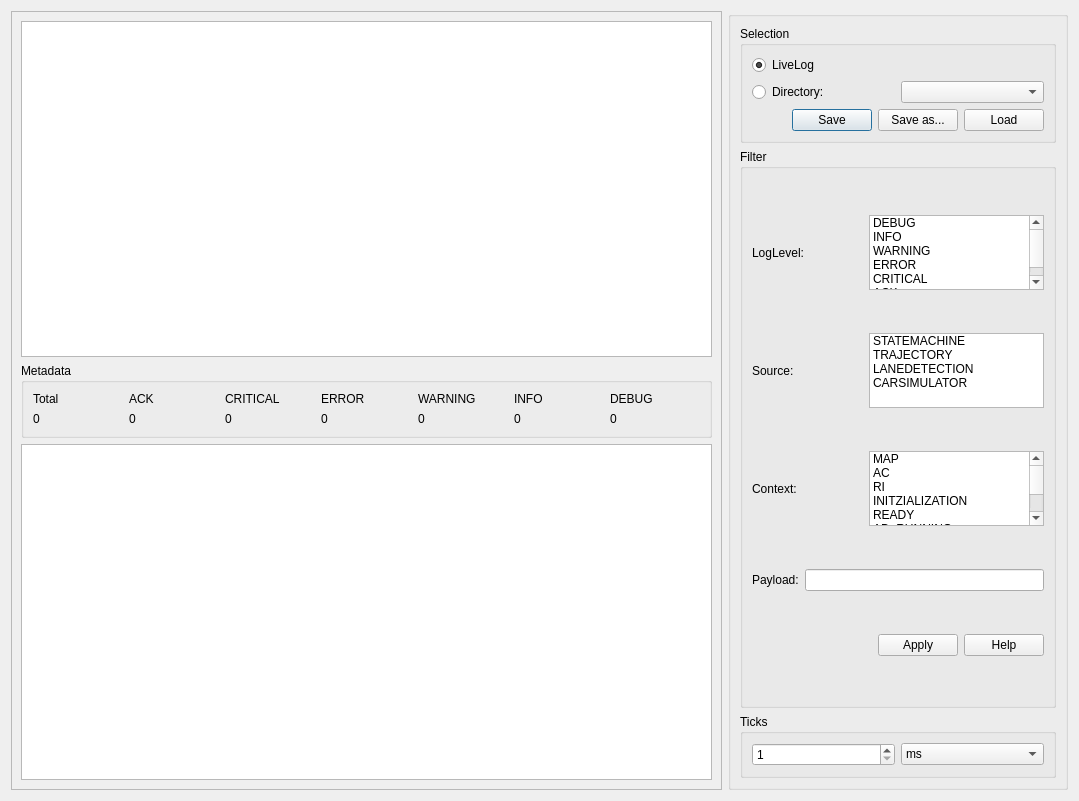
Old version of the form src/dialog_log_analyzer.ui in the repository melegiul/adtf-remote.
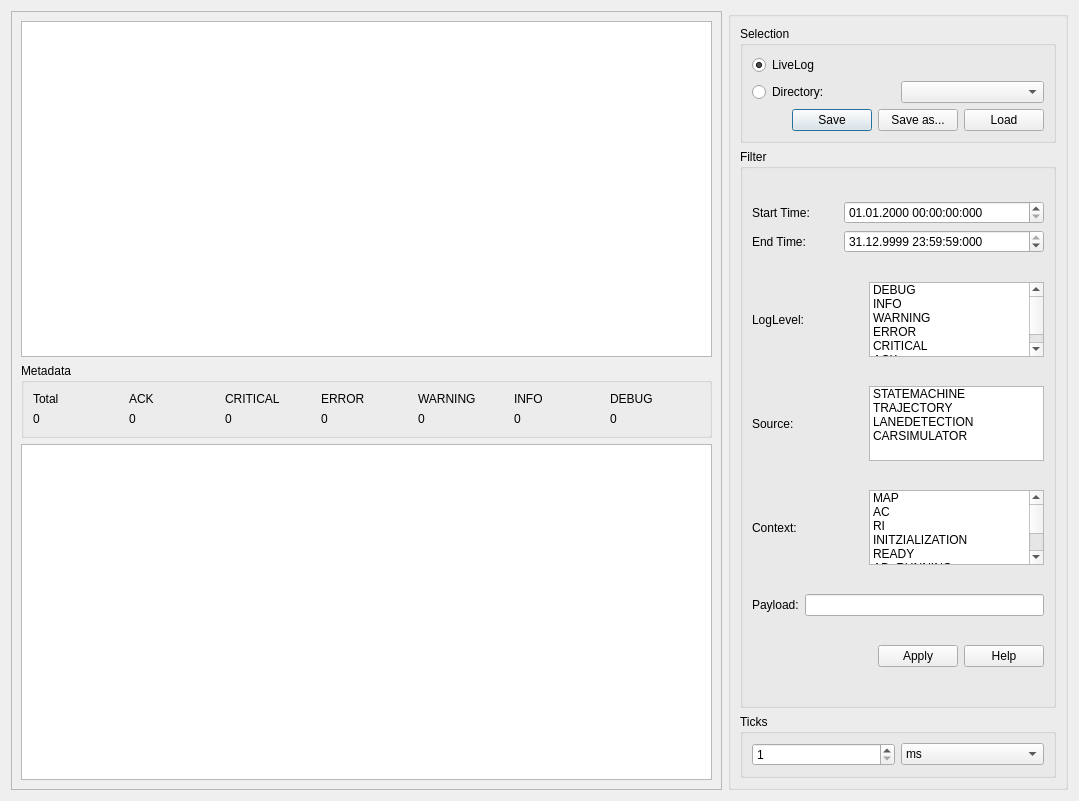
New version of the form. Custom widgets are drawn as their Qt base class.

```diff
--- a/src/dialog_log_analyzer.ui
+++ b/src/dialog_log_analyzer.ui
@@ -293,6 +293,110 @@
          <string>Filter</string>
         </property>
         <layout class="QVBoxLayout" name="verticalLayout_2">
+         <item>
+          <layout class="QHBoxLayout" name="horizontalLayout_8">
+           <item>
+            <layout class="QVBoxLayout" name="verticalLayout_8">
+             <item>
+              <widget class="QLabel" name="label_12">
+               <property name="text">
+                <string>Start Time:</string>
+               </property>
+              </widget>
+             </item>
+             <item>
+              <widget class="QLabel" name="label_13">
+               <property name="text">
+                <string>End Time:</string>
+               </property>
+              </widget>
+             </item>
+            </layout>
+           </item>
+           <item>
+            <layout class="QVBoxLayout" name="verticalLayout_10">
+             <item>
+              <widget class="QDateTimeEdit" name="minDateTimeEdit">
+               <property name="minimumSize">
+                <size>
+                 <width>200</width>
+                 <height>0</height>
+                </size>
+               </property>
+               <property name="readOnly">
+                <bool>false</bool>
+               </property>
+               <property name="correctionMode">
+                <enum>QAbstractSpinBox::CorrectToNearestValue</enum>
+               </property>
+               <property name="keyboardTracking">
+                <bool>false</bool>
+               </property>
+               <property name="date">
+                <date>
+                 <year>2000</year>
+                 <month>1</month>
+                 <day>1</day>
+                </date>
+               </property>
+               <property name="maximumDateTime">
+                <datetime>
+                 <hour>23</hour>
+                 <minute>59</minute>
+                 <second>59</second>
+                 <year>9999</year>
+                 <month>12</month>
+                 <day>31</day>
+                </datetime>
+               </property>
+               <property name="currentSection">
+                <enum>QDateTimeEdit::SecondSection</enum>
+               </property>
+               <property name="displayFormat">
+                <string>dd.MM.yyyy HH:mm:ss:zzz</string>
+               </property>
+              </widget>
+             </item>
+             <item>
+              <widget class="QDateTimeEdit" name="maxDateTimeEdit">
+               <property name="minimumSize">
+                <size>
+                 <width>200</width>
+                 <height>0</height>
+                </size>
+               </property>
+               <property name="correctionMode">
+                <enum>QAbstractSpinBox::CorrectToNearestValue</enum>
+               </property>
+               <property name="dateTime">
+                <datetime>
+                 <hour>23</hour>
+                 <minute>59</minute>
+                 <second>59</second>
+                 <year>9999</year>
+                 <month>12</month>
+                 <day>31</day>
+                </datetime>
+               </property>
+               <property name="time">
+                <time>
+                 <hour>23</hour>
+                 <minute>59</minute>
+                 <second>59</second>
+                </time>
+               </property>
+               <property name="currentSection">
+                <enum>QDateTimeEdit::SecondSection</enum>
+               </property>
+               <property name="displayFormat">
+                <string>dd.MM.yyyy HH:mm:ss:zzz</string>
+               </property>
+              </widget>
+             </item>
+            </layout>
+           </item>
+          </layout>
+         </item>
          <item>
           <layout class="QHBoxLayout" name="horizontalLayout_3">
            <item>
```
